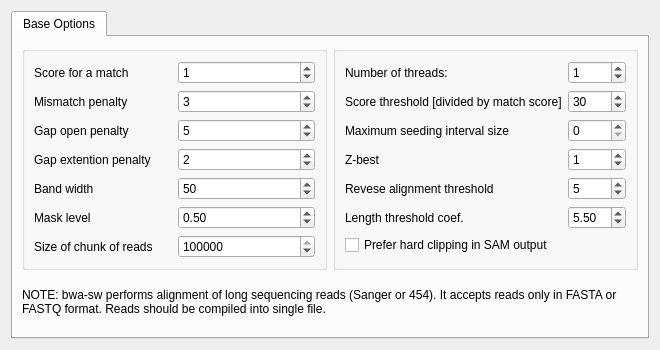
violethaze74/ugene, file src/plugins/external_tool_support/src/ui/BwaSwSettings.ui: the form before one commit.
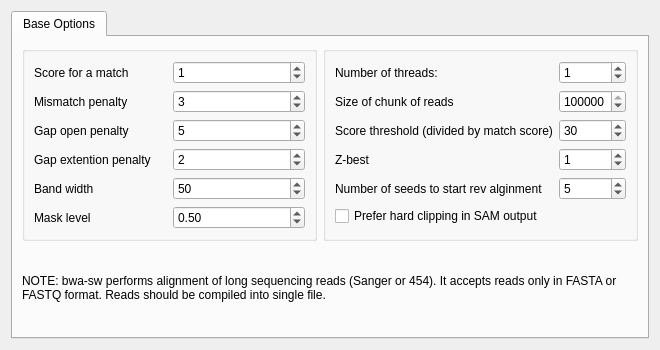
The form after the commit.

What changed in the file:
```diff
--- a/src/plugins/external_tool_support/src/ui/BwaSwSettings.ui
+++ b/src/plugins/external_tool_support/src/ui/BwaSwSettings.ui
@@ -33,16 +33,19 @@
        <item row="0" column="1">
         <widget class="QGroupBox" name="groupBox">
          <layout class="QGridLayout" name="gridLayout_3">
-          <item row="3" column="1">
-           <widget class="QSpinBox" name="seedingIntervalSizeSpinbox"/>
-          </item>
-          <item row="10" column="1">
-           <widget class="QDoubleSpinBox" name="doubleSpinBox">
-            <property name="singleStep">
-             <double>0.500000000000000</double>
+          <item row="2" column="0">
+           <widget class="QLabel" name="label_37">
+            <property name="layoutDirection">
+             <enum>Qt::LeftToRight</enum>
             </property>
-            <property name="value">
-             <double>5.500000000000000</double>
+            <property name="text">
+             <string>Score threshold (divided by match score)</string>
+            </property>
+            <property name="alignment">
+             <set>Qt::AlignLeading|Qt::AlignLeft|Qt::AlignVCenter</set>
+            </property>
+            <property name="margin">
+             <number>5</number>
             </property>
            </widget>
           </item>
@@ -69,13 +72,13 @@
             </property>
            </widget>
           </item>
-          <item row="8" column="0">
+          <item row="7" column="0">
            <widget class="QLabel" name="label_44">
             <property name="layoutDirection">
              <enum>Qt::LeftToRight</enum>
             </property>
             <property name="text">
-             <string>Revese alignment threshold</string>
+             <string>Number of seeds to start rev alginment</string>
             </property>
             <property name="alignment">
              <set>Qt::AlignLeading|Qt::AlignLeft|Qt::AlignVCenter</set>
@@ -85,7 +88,7 @@
             </property>
            </widget>
           </item>
-          <item row="7" column="0">
+          <item row="6" column="0">
            <widget class="QLabel" name="label_38">
             <property name="layoutDirection">
              <enum>Qt::LeftToRight</enum>
@@ -108,75 +111,59 @@
             </property>
            </widget>
           </item>
-          <item row="3" column="0">
-           <widget class="QLabel" name="label_40">
-            <property name="layoutDirection">
-             <enum>Qt::LeftToRight</enum>
-            </property>
-            <property name="text">
-             <string>Maximum seeding interval size</string>
-            </property>
-            <property name="alignment">
-             <set>Qt::AlignLeading|Qt::AlignLeft|Qt::AlignVCenter</set>
-            </property>
-            <property name="margin">
-             <number>5</number>
-            </property>
-           </widget>
-          </item>
-          <item row="2" column="0">
-           <widget class="QLabel" name="label_37">
-            <property name="layoutDirection">
-             <enum>Qt::LeftToRight</enum>
-            </property>
-            <property name="text">
-             <string>Score threshold [divided by match score]</string>
-            </property>
-            <property name="alignment">
-             <set>Qt::AlignLeading|Qt::AlignLeft|Qt::AlignVCenter</set>
-            </property>
-            <property name="margin">
-             <number>5</number>
-            </property>
-           </widget>
-          </item>
-          <item row="11" column="0">
-           <widget class="QCheckBox" name="checkBox">
+          <item row="9" column="0">
+           <widget class="QCheckBox" name="hardClippingCheckBox">
             <property name="text">
              <string>Prefer hard clipping in SAM output</string>
             </property>
            </widget>
           </item>
-          <item row="7" column="1">
+          <item row="6" column="1">
            <widget class="QSpinBox" name="zBestSpinbox">
             <property name="value">
              <number>1</number>
             </property>
            </widget>
           </item>
-          <item row="10" column="0">
-           <widget class="QLabel" name="label_41">
-            <property name="layoutDirection">
-             <enum>Qt::LeftToRight</enum>
-            </property>
-            <property name="text">
-             <string>Length threshold coef.</string>
-            </property>
-            <property name="alignment">
-             <set>Qt::AlignLeading|Qt::AlignLeft|Qt::AlignVCenter</set>
-            </property>
-            <property name="margin">
-             <number>5</number>
-            </property>
-           </widget>
-          </item>
-          <item row="8" column="1">
+          <item row="7" column="1">
            <widget class="QSpinBox" name="revAlnThreshold">
             <property name="value">
              <number>5</number>
             </property>
            </widget>
           </item>
+          <item row="1" column="0">
+           <widget class="QLabel" name="label_39">
+            <property name="layoutDirection">
+             <enum>Qt::LeftToRight</enum>
+            </property>
+            <property name="text">
+             <string>Size of chunk of reads</string>
+            </property>
+            <property name="alignment">
+             <set>Qt::AlignLeading|Qt::AlignLeft|Qt::AlignVCenter</set>
+            </property>
+            <property name="margin">
+             <number>5</number>
+            </property>
+           </widget>
+          </item>
+          <item row="1" column="1">
+           <widget class="QSpinBox" name="chunkSizeSpinbox">
+            <property name="minimum">
+             <number>100</number>
+            </property>
+            <property name="maximum">
+             <number>4000000</number>
+            </property>
+            <property name="singleStep">
+             <number>1000</number>
+            </property>
+            <property name="value">
+             <number>1000000</number>
+            </property>
+           </widget>
+          </item>
          </layout>
         </widget>
        </item>
@@ -324,38 +311,6 @@
             </property>
            </widget>
           </item>
-          <item row="11" column="0">
-           <widget class="QLabel" name="label_39">
-            <property name="layoutDirection">
-             <enum>Qt::LeftToRight</enum>
-            </property>
-            <property name="text">
-             <string>Size of chunk of reads</string>
-            </property>
-            <property name="alignment">
-             <set>Qt::AlignLeading|Qt::AlignLeft|Qt::AlignVCenter</set>
-            </property>
-            <property name="margin">
-             <number>5</number>
-            </property>
-           </widget>
-          </item>
-          <item row="11" column="1">
-           <widget class="QSpinBox" name="chunkSizeSpinbox">
-            <property name="minimum">
-             <number>100</number>
-            </property>
-            <property name="maximum">
-             <number>4000000</number>
-            </property>
-            <property name="singleStep">
-             <number>1000</number>
-            </property>
-            <property name="value">
-             <number>1000000</number>
-            </property>
-           </widget>
-          </item>
          </layout>
         </widget>
        </item>
```
Left out of the diff: 5 changed lines with no effect on the pictures.
